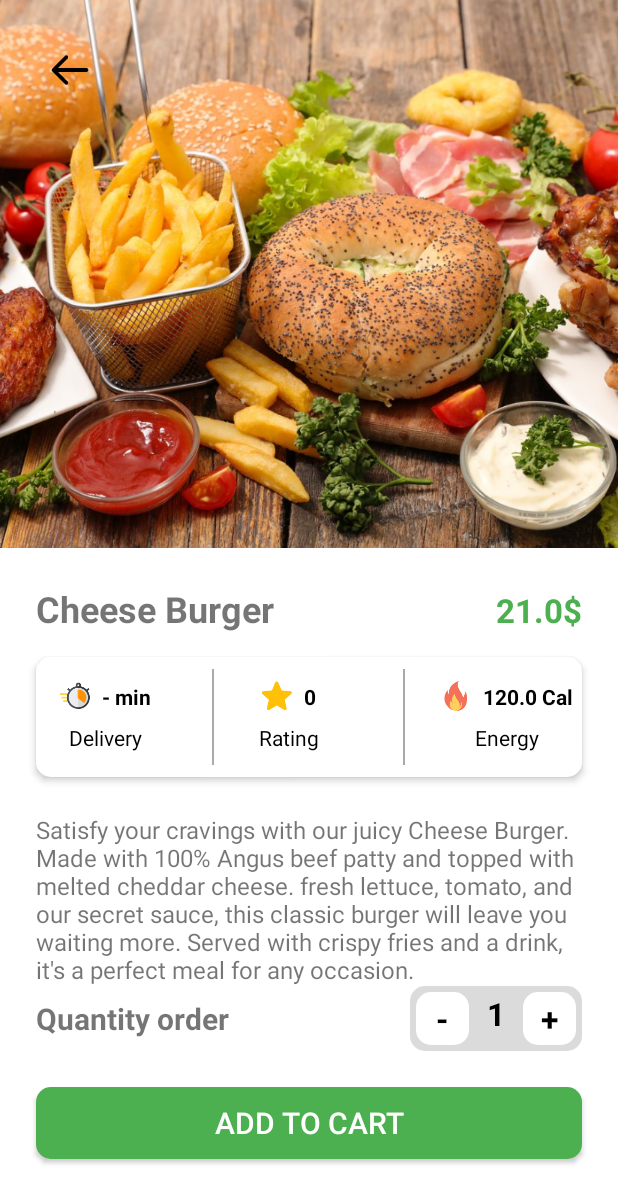
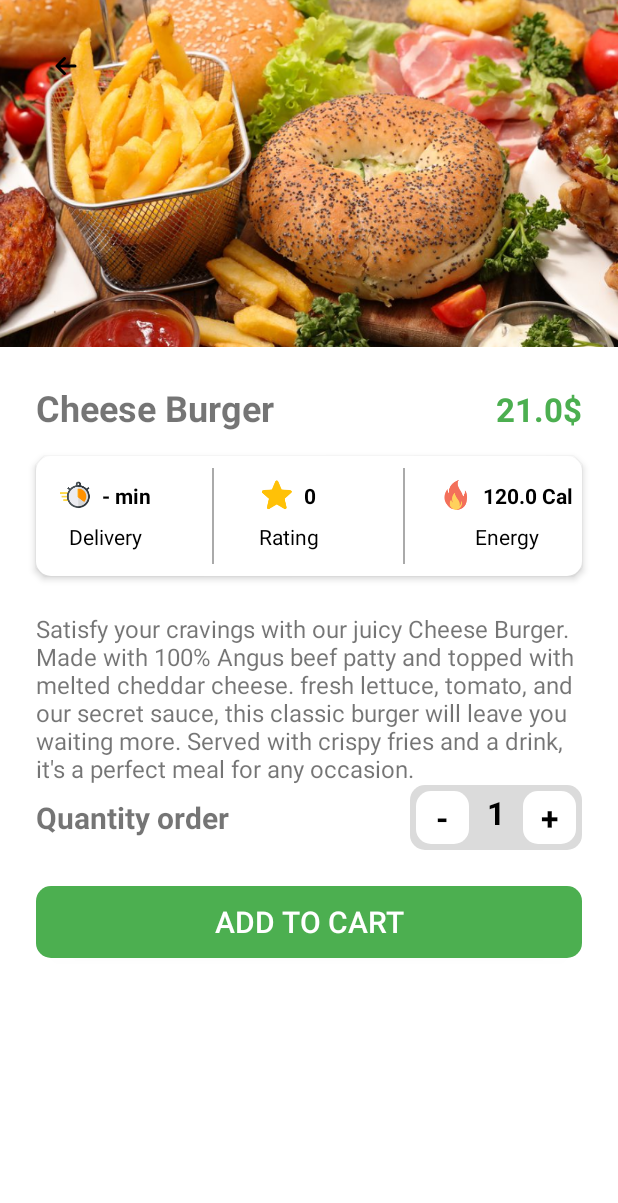
Before and after one commit to AbdoTalaat74/FoodHeaven, an Android app: the DetailsActivity screen opened directly, with no data from a screen before it, on a phone screen of 412 x 824 dp. Shown: the top 1203 px of the screen. Run offline under Robolectric (Android 15) with nearby library versions, the phone set to English and light mode, and no system bars; our stand-ins replace Firebase (no records; nobody signed in at launch, a user with empty details on screens opened directly), sdp/ssp sizes; 7 statements that could not run were skipped.

Commit message:
solve some issues

```diff
--- a/app/src/main/AndroidManifest.xml
+++ b/app/src/main/AndroidManifest.xml
@@ -1,7 +1,7 @@
 <?xml version="1.0" encoding="utf-8"?>
 <manifest xmlns:android="http://schemas.android.com/apk/res/android"
     xmlns:tools="http://schemas.android.com/tools"
-    package="com.mohamed.foodorder">
+    package="com.mohamed.foodorder" >
 
     <uses-permission android:name="android.permission.READ_MEDIA_IMAGES" />
     <uses-permission
@@ -19,7 +19,7 @@
         android:roundIcon="@mipmap/ic_launcher_round"
         android:supportsRtl="true"
         android:theme="@style/Theme.FoodOrder"
-        tools:targetApi="33">
+        tools:targetApi="33" >
         <activity
             android:name=".activities.CategoryMealsActivity"
             android:exported="false" />
@@ -37,7 +37,7 @@
             android:exported="false" />
         <activity
             android:name=".activities.SignUpActivity"
-            android:exported="true">
+            android:exported="true" >
             <intent-filter>
                 <action android:name="android.intent.action.MAIN" />
 
--- a/app/src/main/java/com/mohamed/foodorder/activities/DetailsActivity.java
+++ b/app/src/main/java/com/mohamed/foodorder/activities/DetailsActivity.java
@@ -1,5 +1,6 @@
 package com.mohamed.foodorder.activities;
 
+import android.annotation.SuppressLint;
 import android.graphics.Bitmap;
 import android.graphics.BitmapFactory;
 import android.os.Bundle;
@@ -31,6 +32,7 @@ public class DetailsActivity extends AppCompatActivity {
         binding.ivBackArrow.setOnClickListener(v -> finish());
     }
 
+    @SuppressLint("SetTextI18n")
     private void getBundle() {
         object = (Meal) getIntent().getSerializableExtra("object");
 
@@ -48,7 +50,7 @@ public class DetailsActivity extends AppCompatActivity {
         binding.quantity.setText(String.valueOf(numberOrder));
         binding.tvTime.setText(object.getDeliveryTime() + " min");
         binding.addToCart.setText("Add to cart - $" + Math.round(numberOrder * object.getPrice()));
-
+        binding.tvRate.setText(Double.toString(object.getRating()));
         binding.plusQuantity.setOnClickListener(v -> {
             numberOrder++;
             binding.quantity.setText(String.valueOf(numberOrder));
--- a/app/src/main/java/com/mohamed/foodorder/adapters/CartListAdapter.java
+++ b/app/src/main/java/com/mohamed/foodorder/adapters/CartListAdapter.java
@@ -44,7 +44,6 @@ public class CartListAdapter extends RecyclerView.Adapter<CartListAdapter.CartLi
         CartItem item = cartItems.get(position);
         holder.binding.itemName.setText(item.getName());
         holder.binding.fee.setText(String.format("$%.2f", item.getPrice())); // Unit price
-        holder.binding.total.setText(String.format("$%.2f", item.getPrice() * item.getQuantity()));
         holder.binding.quantity.setText(String.valueOf(item.getQuantity()));
 
         // Decode Base64 image
--- a/app/src/main/res/drawable/ic_back_arrow.xml
+++ b/app/src/main/res/drawable/ic_back_arrow.xml
@@ -1,5 +1,5 @@
-<vector xmlns:android="http://schemas.android.com/apk/res/android" android:autoMirrored="true" android:height="24dp" android:tint="#000000" android:viewportHeight="24" android:viewportWidth="24" android:width="24dp">
+<vector xmlns:android="http://schemas.android.com/apk/res/android" android:autoMirrored="true" android:height="24dp" android:viewportHeight="24" android:viewportWidth="24" android:width="24dp">
 
-    <path android:fillColor="@android:color/white" android:pathData="M20,11H7.83l5.59,-5.59L12,4l-8,8 8,8 1.41,-1.41L7.83,13H20v-2z"/>
+    <path android:fillColor="#00000000" android:pathData="M6,12H18M6,12L11,7M6,12L11,17" android:strokeColor="#000000" android:strokeLineCap="round" android:strokeLineJoin="round" android:strokeWidth="2"/>
 
 </vector>
--- a/app/src/main/res/layout/activity_details.xml
+++ b/app/src/main/res/layout/activity_details.xml
@@ -27,10 +27,11 @@
 
                 <ImageView
                     android:id="@+id/iv_item"
-                    android:layout_width="wrap_content"
-                    android:layout_height="365dp"
+                    android:layout_width="match_parent"
+                    android:layout_height="0dp"
+                    android:src="@drawable/fast_1"
                     android:scaleType="centerCrop"
-                    android:src="@drawable/fast_1"
+                    app:layout_constraintDimensionRatio="16:9"
                     app:layout_constraintEnd_toEndOf="parent"
                     app:layout_constraintStart_toStartOf="parent"
                     app:layout_constraintTop_toTopOf="parent" />
@@ -42,7 +43,7 @@
                     android:layout_marginStart="24dp"
                     android:layout_marginTop="24dp"
                     android:padding="8dp"
-                    android:src="@drawable/arrow"
+                    android:src="@drawable/ic_back_arrow"
                     app:layout_constraintStart_toStartOf="parent"
                     app:layout_constraintTop_toTopOf="parent" />
 
```
Also changed, not shown: app/src/main/res/layout/viewholder_cart.xml (+0 -12 lines).
